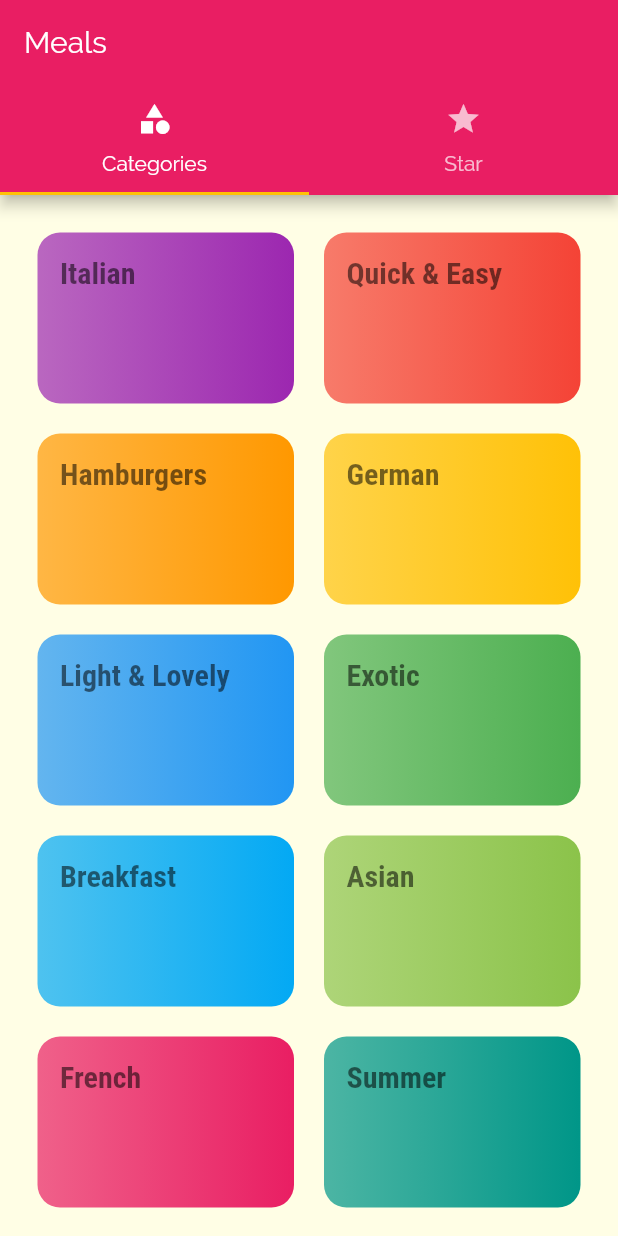
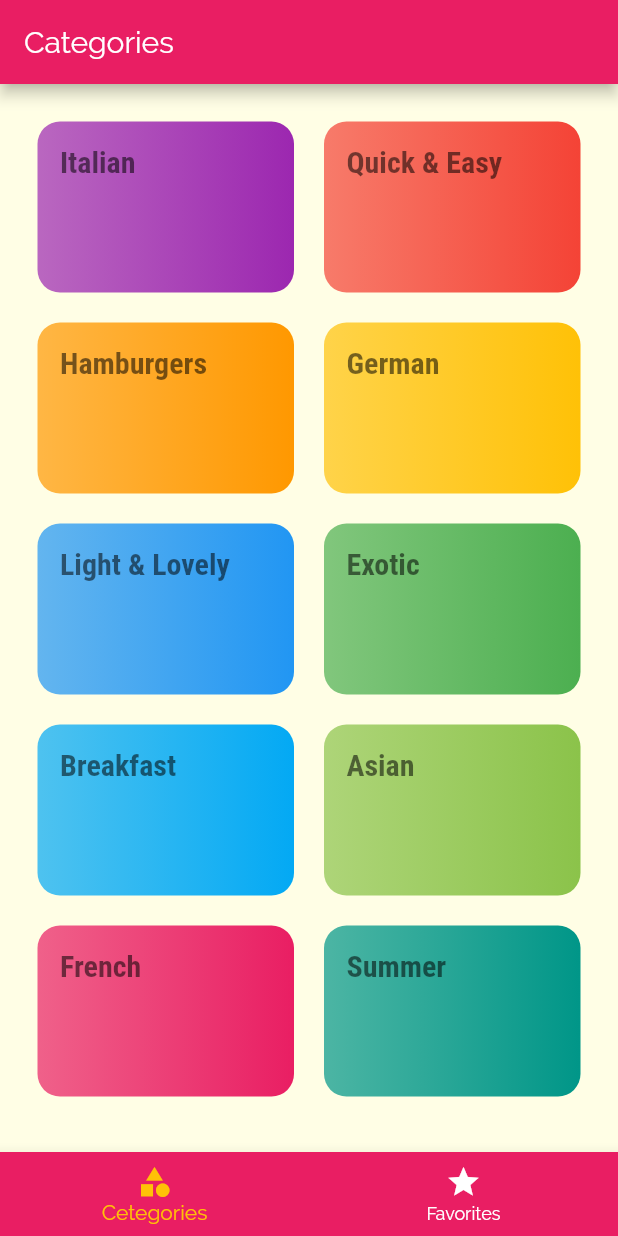
Before and after one commit to arunmopare/flutter-meal-app, a Flutter app: the screen it shows after launch, on a phone screen of 412 x 824 dp. Run offline on Flutter 3.47's test engine with Material 2 defaults, Android fonts, the phone set to English and light mode, and no system bars.

Commit message:
added bottom tab view for navigation

```diff
--- a/lib/main.dart
+++ b/lib/main.dart
@@ -1,4 +1,5 @@
 import 'package:flutter/material.dart';
+import 'package:navigation/screens/bottom_tab_screen.dart';
 import './screens/tabs_screen.dart';
 import './screens/category_meals_screen.dart';
 import './screens/meal_detail_screen.dart';
@@ -35,7 +36,7 @@ class MyApp extends StatelessWidget {
       // home: CategoriesScreen(),
       initialRoute: '/',
       routes: {
-        '/': (ctx) => TabsScreen(),
+        '/': (ctx) => BottomTabScreen(),
         CategoryMealsScreen.routeName: (ctx) =>
             CategoryMealsScreen(),
         MealDetailScreen.routeName: (ctx) =>
--- /dev/null
+++ b/lib/screens/bottom_tab_screen.dart
@@ -0,0 +1,59 @@
+import 'package:flutter/material.dart';
+import '../screens/categories_screen.dart';
+import '../screens/favorite_screen.dart';
+
+class BottomTabScreen extends StatefulWidget {
+  BottomTabScreen({Key key}) : super(key: key);
+
+  @override
+  _BottomTabScreenState createState() =>
+      _BottomTabScreenState();
+}
+
+class _BottomTabScreenState extends State<BottomTabScreen> {
+  final List<Map<String, Object>> _pages = [
+    {
+      'page': CategoriesScreen(),
+      'title': 'Categories',
+    },
+    {
+      'page': FavoritesScreen(),
+      'title': 'Favorites',
+    },
+  ];
+
+  int _selectedPageIndex = 0;
+
+  void _selectPage(int index) {
+    setState(() {
+      _selectedPageIndex = index;
+    });
+  }
+
+  @override
+  Widget build(BuildContext context) {
+    return Scaffold(
+      appBar: AppBar(
+        title: Text(_pages[_selectedPageIndex]['title']),
+      ),
+      body: _pages[_selectedPageIndex]['page'],
+      bottomNavigationBar: BottomNavigationBar(
+        onTap: _selectPage,
+        backgroundColor: Theme.of(context).primaryColor,
+        unselectedItemColor: Colors.white,
+        selectedItemColor: Theme.of(context).accentColor,
+        currentIndex: _selectedPageIndex,
+        items: [
+          BottomNavigationBarItem(
+            icon: Icon(Icons.category),
+            title: Text('Cetegories'),
+          ),
+          BottomNavigationBarItem(
+            icon: Icon(Icons.star),
+            title: Text('Favorites'),
+          )
+        ],
+      ),
+    );
+  }
+}
--- a/lib/screens/meal_detail_screen.dart
+++ b/lib/screens/meal_detail_screen.dart
@@ -15,7 +15,7 @@ class MealDetailScreen extends StatelessWidget {
     );
   }
 
-  Widget BuildContainer(Widget child) {
+  Widget buildContainer(Widget child) {
     return Container(
       decoration: BoxDecoration(
           color: Colors.white,
@@ -51,7 +51,7 @@ class MealDetailScreen extends StatelessWidget {
               ),
             ),
             buildSectionTitle(context, 'Ingredients'),
-            BuildContainer(
+            buildContainer(
               ListView.builder(
                 itemBuilder: (ctx, index) => Card(
                   color: Theme.of(context).accentColor,
@@ -65,7 +65,7 @@ class MealDetailScreen extends StatelessWidget {
               ),
             ),
             buildSectionTitle(context, 'Steps'),
-            BuildContainer(ListView.builder(
+            buildContainer(ListView.builder(
               itemBuilder: (ctx, index) => Column(
                 children: [
                   ListTile(
--- a/lib/screens/tabs_screen.dart
+++ b/lib/screens/tabs_screen.dart
@@ -37,6 +37,7 @@ class _TabsScreenState extends State<TabsScreen> {
             FavoritesScreen(),
           ],
         ),
-        ));
+      ),
+    );
   }
 }
```
Lines whose indentation alone changed are shown as unchanged.
